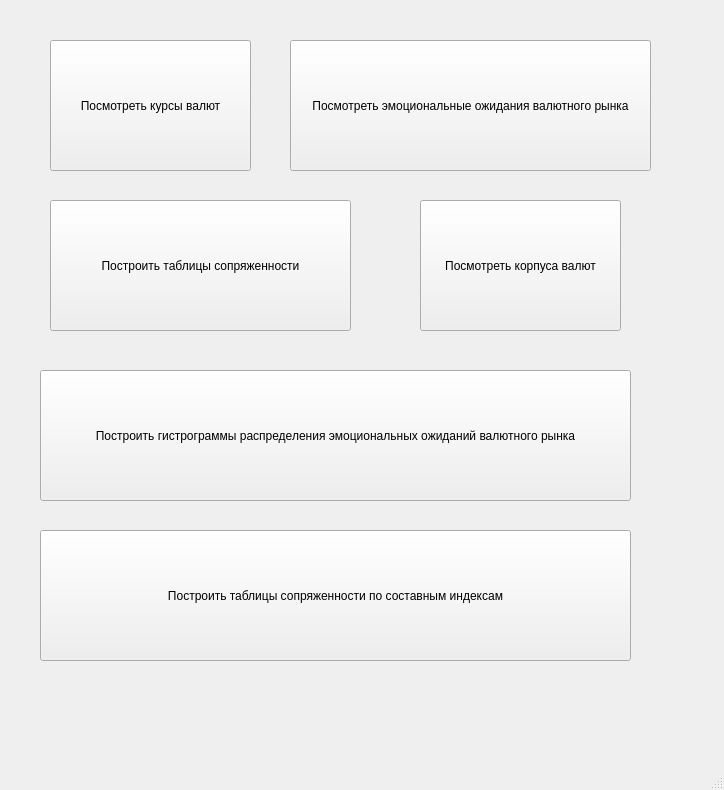
The window that gui_forms/main_window_form.ui (TOXMEH/Emotional-Peak-Analyzer) describes before a commit, drawn with Qt 5.
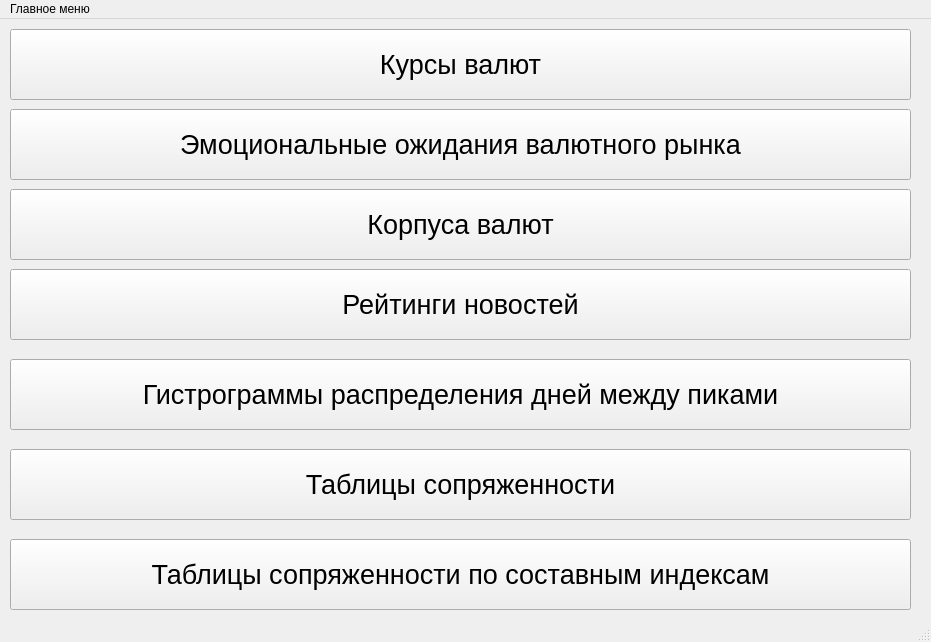
The same window after the commit.

Commit message: - гистограмма распределения лагов - изменен алгоритм определения эмоциональных пиков - гистограмма эмоциональных пиков - диаграмма с датами эмоциональных пиков - изменен порог дмоционального пика на целое число

The edit to the form file:
```diff
--- a/gui_forms/main_window_form.ui
+++ b/gui_forms/main_window_form.ui
@@ -6,8 +6,8 @@
             <rect>
                 <x>0</x>
                 <y>0</y>
-                <width>724</width>
-                <height>790</height>
+                <width>931</width>
+                <height>642</height>
             </rect>
         </property>
         <property name="windowTitle">
@@ -17,40 +17,55 @@
             <widget class="QPushButton" name="pushButton">
                 <property name="geometry">
                     <rect>
-                        <x>50</x>
-                        <y>40</y>
-                        <width>201</width>
-                        <height>131</height>
+                        <x>10</x>
+                        <y>10</y>
+                        <width>901</width>
+                        <height>71</height>
                     </rect>
                 </property>
+                <property name="font">
+                    <font>
+                        <pointsize>20</pointsize>
+                    </font>
+                </property>
                 <property name="text">
-                    <string>Посмотреть курсы валют</string>
+                    <string>Курсы валют</string>
                 </property>
             </widget>
             <widget class="QPushButton" name="pushButton_2">
                 <property name="geometry">
                     <rect>
-                        <x>290</x>
-                        <y>40</y>
-                        <width>361</width>
-                        <height>131</height>
+                        <x>10</x>
+                        <y>90</y>
+                        <width>901</width>
+                        <height>71</height>
                     </rect>
                 </property>
+                <property name="font">
+                    <font>
+                        <pointsize>20</pointsize>
+                    </font>
+                </property>
                 <property name="text">
-                    <string>Посмотреть эмоциональные ожидания валютного рынка</string>
+                    <string>Эмоциональные ожидания валютного рынка</string>
                 </property>
             </widget>
             <widget class="QPushButton" name="pushButton_5">
                 <property name="geometry">
                     <rect>
-                        <x>40</x>
-                        <y>370</y>
-                        <width>591</width>
-                        <height>131</height>
+                        <x>10</x>
+                        <y>340</y>
+                        <width>901</width>
+                        <height>71</height>
                     </rect>
                 </property>
+                <property name="font">
+                    <font>
+                        <pointsize>20</pointsize>
+                    </font>
+                </property>
                 <property name="text">
-                    <string>Построить гистрограммы распределения эмоциональных ожиданий валютного рынка</string>
+                    <string>Гистрограммы распределения дней между пиками</string>
                 </property>
                 <property name="checkable">
                     <bool>false</bool>
@@ -65,27 +80,37 @@
             <widget class="QPushButton" name="pushButton_6">
                 <property name="geometry">
                     <rect>
-                        <x>420</x>
-                        <y>200</y>
-                        <width>201</width>
-                        <height>131</height>
+                        <x>10</x>
+                        <y>170</y>
+                        <width>901</width>
+                        <height>71</height>
                     </rect>
                 </property>
+                <property name="font">
+                    <font>
+                        <pointsize>20</pointsize>
+                    </font>
+                </property>
                 <property name="text">
-                    <string>Посмотреть корпуса валют</string>
+                    <string>Корпуса валют</string>
                 </property>
             </widget>
             <widget class="QPushButton" name="pushButton_7">
                 <property name="geometry">
                     <rect>
-                        <x>50</x>
-                        <y>200</y>
-                        <width>301</width>
-                        <height>131</height>
+                        <x>10</x>
+                        <y>430</y>
+                        <width>901</width>
+                        <height>71</height>
                     </rect>
                 </property>
+                <property name="font">
+                    <font>
+                        <pointsize>20</pointsize>
+                    </font>
+                </property>
                 <property name="text">
-                    <string>Построить таблицы сопряженности</string>
+                    <string>Таблицы сопряженности</string>
                 </property>
                 <property name="checkable">
                     <bool>false</bool>
@@ -100,14 +125,19 @@
             <widget class="QPushButton" name="pushButton_8">
                 <property name="geometry">
                     <rect>
-                        <x>40</x>
-                        <y>530</y>
-                        <width>591</width>
-                        <height>131</height>
+                        <x>10</x>
+                        <y>520</y>
+                        <width>901</width>
+                        <height>71</height>
                     </rect>
                 </property>
+                <property name="font">
+                    <font>
+                        <pointsize>20</pointsize>
+                    </font>
+                </property>
                 <property name="text">
-                    <string>Построить таблицы сопряженности по составным индексам</string>
+                    <string>Таблицы сопряженности по составным индексам</string>
                 </property>
                 <property name="checkable">
                     <bool>false</bool>
@@ -119,16 +149,40 @@
                     <bool>false</bool>
                 </property>
             </widget>
+            <widget class="QPushButton" name="pushButton_9">
+                <property name="geometry">
+                    <rect>
+                        <x>10</x>
+                        <y>250</y>
+                        <width>901</width>
+                        <height>71</height>
+                    </rect>
+                </property>
+                <property name="font">
+                    <font>
+                        <pointsize>20</pointsize>
+                    </font>
+                </property>
+                <property name="text">
+                    <string>Рейтинги новостей</string>
+                </property>
+            </widget>
         </widget>
         <widget class="QMenuBar" name="menubar">
             <property name="geometry">
                 <rect>
                     <x>0</x>
                     <y>0</y>
-                    <width>724</width>
+                    <width>931</width>
                     <height>26</height>
                 </rect>
             </property>
+            <widget class="QMenu" name="menu">
+                <property name="title">
+                    <string>Главное меню</string>
+                </property>
+            </widget>
+            <addaction name="menu"/>
         </widget>
         <widget class="QStatusBar" name="statusbar"/>
     </widget>
```
The commit also changes 21 other files.
